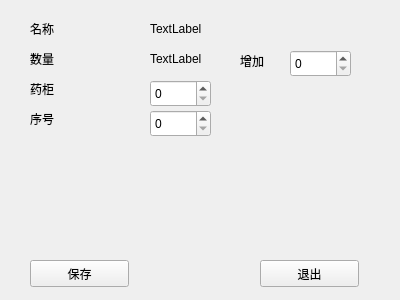
First picture: the form in SmartCabinet/ShowInf/showinf.ui, repository birdman1992/SmartCabinet, before the edit.
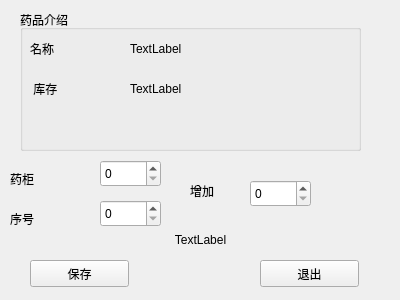
Second picture: the form after the edit.

Commit message: 修改:         Countdown/countdown.cpp 	修改:         Countdown/countdown.h 	修改:         ShowInf/showinf.cpp 	修改:         ShowInf/showinf.h 	修改:         ShowInf/showinf.ui 	修改:         mainwidget.cpp 	修改:         mainwidget.h 	修改:         medinf.h

```diff
--- a/SmartCabinet/ShowInf/showinf.ui
+++ b/SmartCabinet/ShowInf/showinf.ui
@@ -13,63 +13,11 @@
   <property name="windowTitle">
    <string>Form</string>
   </property>
-  <widget class="QLabel" name="label">
-   <property name="geometry">
-    <rect>
-     <x>30</x>
-     <y>20</y>
-     <width>67</width>
-     <height>17</height>
-    </rect>
-   </property>
-   <property name="text">
-    <string>名称</string>
-   </property>
-  </widget>
-  <widget class="QLabel" name="name">
-   <property name="geometry">
-    <rect>
-     <x>150</x>
-     <y>20</y>
-     <width>67</width>
-     <height>17</height>
-    </rect>
-   </property>
-   <property name="text">
-    <string>TextLabel</string>
-   </property>
-  </widget>
-  <widget class="QLabel" name="label_3">
-   <property name="geometry">
-    <rect>
-     <x>30</x>
-     <y>50</y>
-     <width>67</width>
-     <height>17</height>
-    </rect>
-   </property>
-   <property name="text">
-    <string>数量</string>
-   </property>
-  </widget>
-  <widget class="QLabel" name="num">
-   <property name="geometry">
-    <rect>
-     <x>150</x>
-     <y>50</y>
-     <width>67</width>
-     <height>17</height>
-    </rect>
-   </property>
-   <property name="text">
-    <string>TextLabel</string>
-   </property>
-  </widget>
   <widget class="QLabel" name="label_5">
    <property name="geometry">
     <rect>
-     <x>30</x>
-     <y>80</y>
+     <x>10</x>
+     <y>170</y>
      <width>67</width>
      <height>17</height>
     </rect>
@@ -81,8 +29,8 @@
   <widget class="QSpinBox" name="cabinet">
    <property name="geometry">
     <rect>
-     <x>150</x>
-     <y>80</y>
+     <x>100</x>
+     <y>160</y>
      <width>61</width>
      <height>27</height>
     </rect>
@@ -91,8 +39,8 @@
   <widget class="QSpinBox" name="lattice">
    <property name="geometry">
     <rect>
-     <x>150</x>
-     <y>110</y>
+     <x>100</x>
+     <y>200</y>
      <width>61</width>
      <height>27</height>
     </rect>
@@ -101,8 +49,8 @@
   <widget class="QLabel" name="label_6">
    <property name="geometry">
     <rect>
-     <x>30</x>
-     <y>110</y>
+     <x>10</x>
+     <y>210</y>
      <width>67</width>
      <height>17</height>
     </rect>
@@ -140,8 +88,8 @@
   <widget class="QSpinBox" name="add">
    <property name="geometry">
     <rect>
-     <x>290</x>
-     <y>50</y>
+     <x>250</x>
+     <y>180</y>
      <width>61</width>
      <height>27</height>
     </rect>
@@ -150,8 +98,8 @@
   <widget class="QLabel" name="label_7">
    <property name="geometry">
     <rect>
-     <x>240</x>
-     <y>50</y>
+     <x>190</x>
+     <y>180</y>
      <width>67</width>
      <height>21</height>
     </rect>
@@ -160,6 +108,87 @@
     <string>增加</string>
    </property>
   </widget>
+  <widget class="QGroupBox" name="groupBox">
+   <property name="geometry">
+    <rect>
+     <x>20</x>
+     <y>10</y>
+     <width>341</width>
+     <height>141</height>
+    </rect>
+   </property>
+   <property name="title">
+    <string>药品介绍</string>
+   </property>
+   <widget class="QLabel" name="label">
+    <property name="geometry">
+     <rect>
+      <x>10</x>
+      <y>30</y>
+      <width>67</width>
+      <height>17</height>
+     </rect>
+    </property>
+    <property name="text">
+     <string>名称</string>
+    </property>
+   </widget>
+   <widget class="QLabel" name="name">
+    <property name="geometry">
+     <rect>
+      <x>110</x>
+      <y>30</y>
+      <width>67</width>
+      <height>17</height>
+     </rect>
+    </property>
+    <property name="text">
+     <string>TextLabel</string>
+    </property>
+   </widget>
+   <widget class="QLabel" name="label_3">
+    <property name="geometry">
+     <rect>
+      <x>10</x>
+      <y>70</y>
+      <width>67</width>
+      <height>17</height>
+     </rect>
+    </property>
+    <property name="text">
+     <string> 库存</string>
+    </property>
+   </widget>
+   <widget class="QLabel" name="num">
+    <property name="geometry">
+     <rect>
+      <x>110</x>
+      <y>70</y>
+      <width>67</width>
+      <height>17</height>
+     </rect>
+    </property>
+    <property name="text">
+     <string>TextLabel</string>
+    </property>
+   </widget>
+  </widget>
+  <widget class="QLabel" name="exist">
+   <property name="geometry">
+    <rect>
+     <x>0</x>
+     <y>230</y>
+     <width>401</width>
+     <height>20</height>
+    </rect>
+   </property>
+   <property name="text">
+    <string>TextLabel</string>
+   </property>
+   <property name="alignment">
+    <set>Qt::AlignCenter</set>
+   </property>
+  </widget>
  </widget>
  <resources/>
  <connections/>
```
The commit also changes 8 other files.
